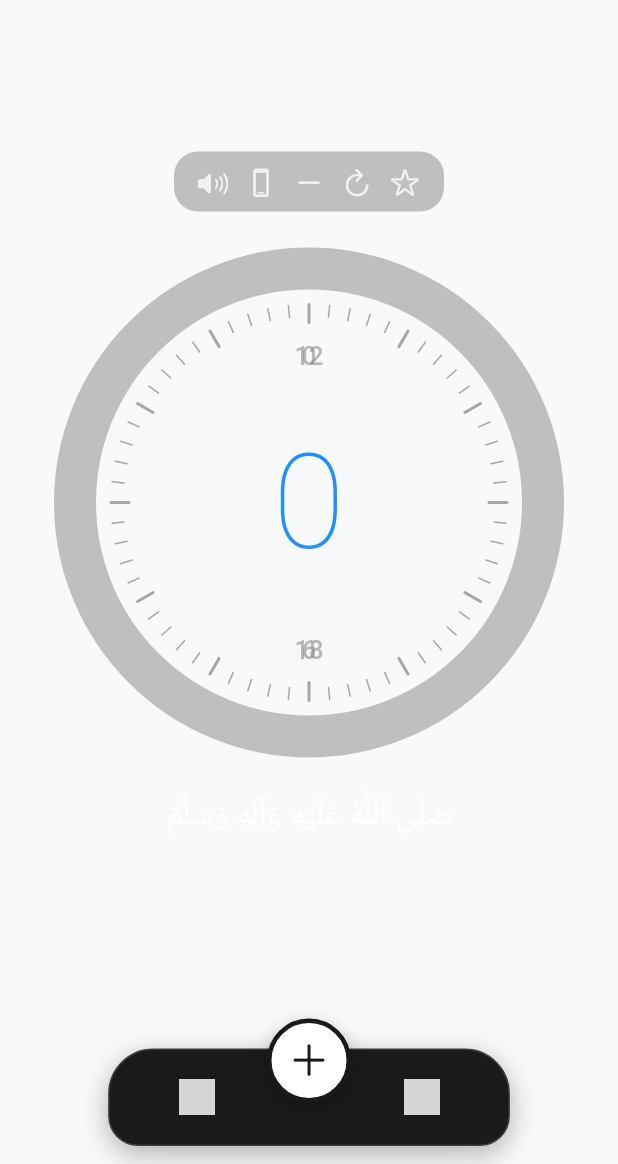
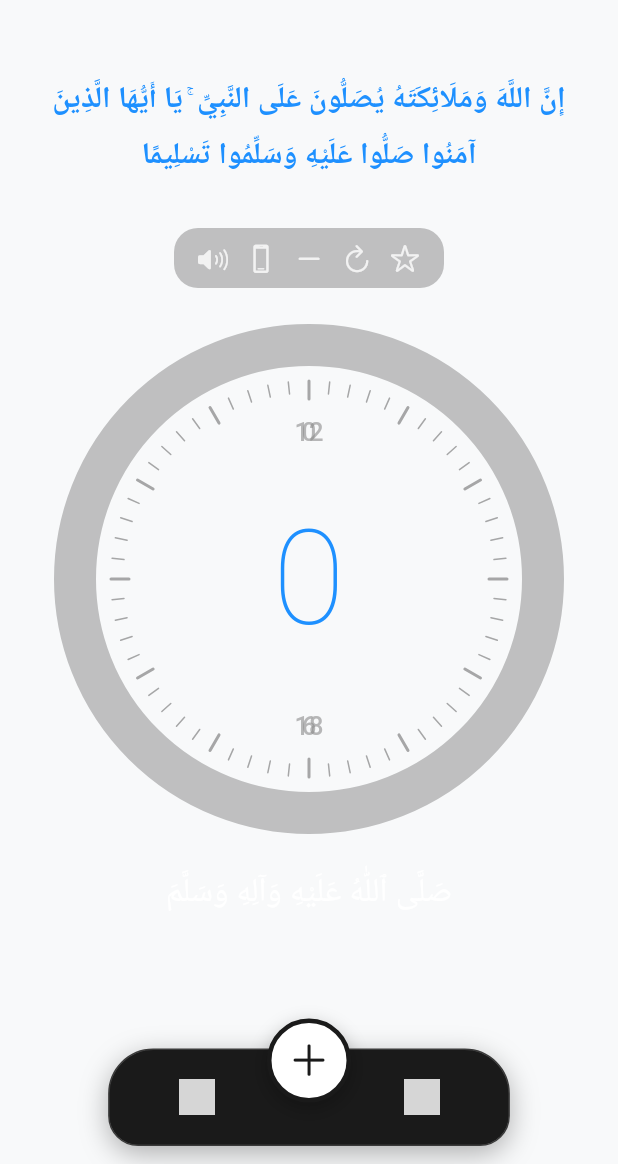
Before and after one commit to ahmed-sufi7/tasbi, a Flutter app: the screen it shows after launch, on a phone screen of 412 x 824 dp, the part 72-1236 px from its top. Run offline on Flutter 3.47's test engine with Material 3 defaults, Android fonts, the phone set to English and light mode, and no system bars; drawn by our look-alikes of google_mobile_ads; our stand-ins replace firebase_core, firebase_messaging, flutter_local_notifications, in_app_purchase, shared_preferences, sqflite and 1 more; accounts and stored records are empty; network calls fail; grey boxes are pictures that could not be loaded.

Commit message:
ArabicText

```diff
--- a/lib/screens/counter_screen.dart
+++ b/lib/screens/counter_screen.dart
@@ -218,7 +218,25 @@ class _CounterScreenState extends State<CounterScreen> with TickerProviderStateM
               // Simplified App Bar
               _buildAppBar(theme, duroodProvider),
 
-              const SizedBox(height: 20),
+              const SizedBox(height: 24),
+
+              // Main Arabic heading
+              Padding(
+                padding: const EdgeInsets.symmetric(horizontal: 32),
+                child: Text(
+                  'إِنَّ اللَّهَ وَمَلَائِكَتَهُ يُصَلُّونَ عَلَى النَّبِيِّ ۚ يَا أَيُّهَا الَّذِينَ آمَنُوا صَلُّوا عَلَيْهِ وَسَلِّمُوا تَسْلِيمًا',
+                  textAlign: TextAlign.center,
+                  style: TextStyle(
+                    fontSize: 20,
+                    fontWeight: FontWeight.w600,
+                    color: const Color(0xFF1E90FF),
+                    height: 1.8,
+                    letterSpacing: 0.3,
+                  ),
+                ),
+              ),
+
+              const SizedBox(height: 24),
 
             // Counter Display
             Expanded(
```
